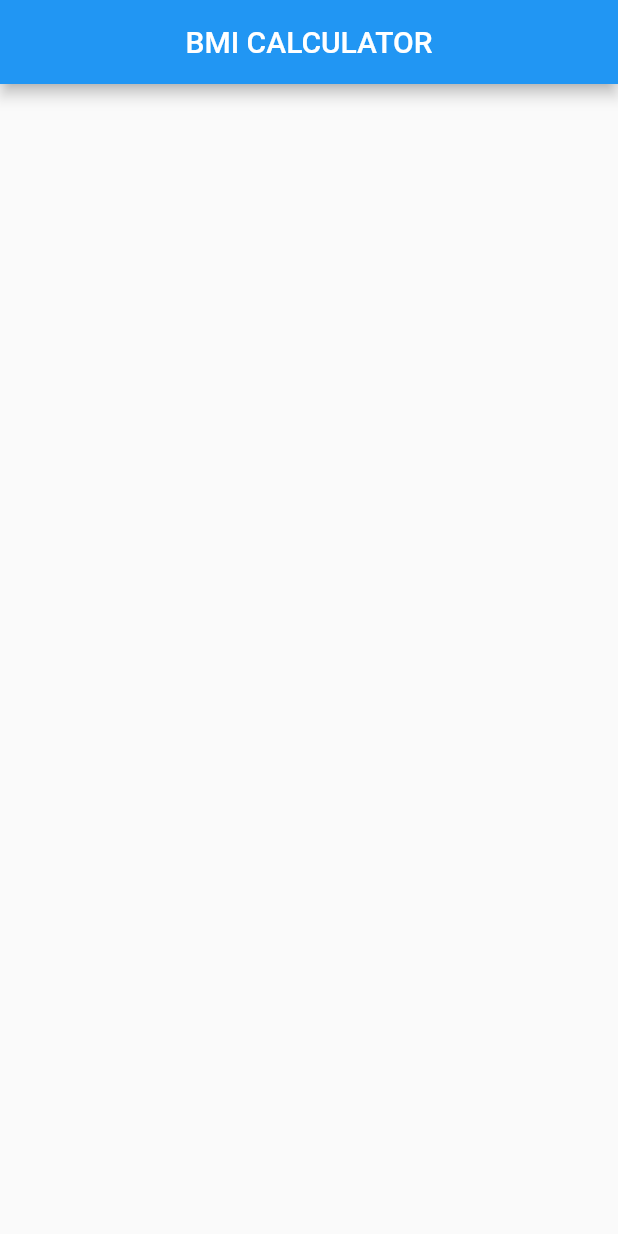
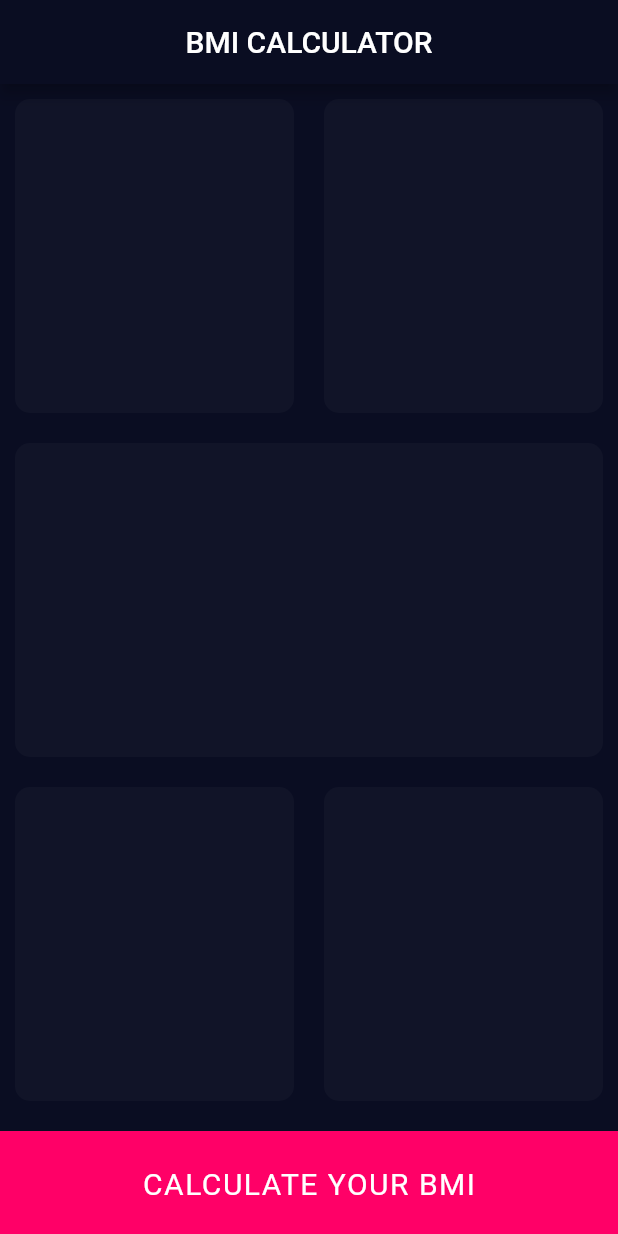
Before and after one commit to huzaifazahoorchohan/bmi_calculator, a Flutter app: the screen it shows after launch, on a phone screen of 412 x 824 dp. Run offline on Flutter 3.47's test engine with Material 2 defaults, Android fonts, the phone set to English and light mode, and no system bars.

Commit message:
redesign step 1
cards

```diff
--- a/lib/bmi_calculator.dart
+++ b/lib/bmi_calculator.dart
@@ -1,4 +1,6 @@
 import 'package:flutter/material.dart';
+
+import 'widgets/card.dart';
 
 class BMIcalculator extends StatefulWidget {
   const BMIcalculator({Key? key}) : super(key: key);
@@ -17,6 +19,43 @@ class _BMIcalculatorState extends State<BMIcalculator> {
           "BMI CALCULATOR",
         ),
       ),
+      body: Container(
+        color: const Color(0XFF0A0D22),
+        child: Column(
+          children: [
+            Expanded(
+                child: Row(
+              children: const [
+                Expanded(child: ReuseableCard()),
+                Expanded(child: ReuseableCard()),
+              ],
+            )),
+            const Expanded(child: ReuseableCard()),
+            Expanded(
+                child: Row(
+              children: const [
+                Expanded(child: ReuseableCard()),
+                Expanded(child: ReuseableCard()),
+              ],
+            )),
+            Container(
+              margin: const EdgeInsets.only(top: 10.0),
+              color: const Color(0XFFFF0067),
+              width: double.infinity,
+              height: 70.0,
+              child: const Center(
+                  child: Text(
+                "CALCULATE YOUR BMI",
+                style: TextStyle(
+                  color: Colors.white,
+                  fontSize: 20.0,
+                  letterSpacing: 1.0,
+                ),
+              )),
+            )
+          ],
+        ),
+      ),
     );
   }
 }
--- a/lib/main.dart
+++ b/lib/main.dart
@@ -10,10 +10,14 @@ class MyApp extends StatelessWidget {
 
   @override
   Widget build(BuildContext context) {
-    return const MaterialApp(
+    return MaterialApp(
+      theme: ThemeData(
+          colorScheme: const ColorScheme.light().copyWith(
+        primary: const Color(0XFF0A0D22),
+      )),
       debugShowCheckedModeBanner: false,
       title: "BMI CALCULATOR",
-      home: BMIcalculator(),
+      home: const BMIcalculator(),
     );
   }
 }
--- /dev/null
+++ b/lib/widgets/card.dart
@@ -0,0 +1,18 @@
+import 'package:flutter/material.dart';
+
+class ReuseableCard extends StatelessWidget {
+  const ReuseableCard({
+    Key? key,
+  }) : super(key: key);
+
+  @override
+  Widget build(BuildContext context) {
+    return Container(
+      margin: const EdgeInsets.all(10.0),
+      decoration: BoxDecoration(
+        borderRadius: BorderRadius.circular(10.0),
+        color: const Color(0XFF111428),
+      ),
+    );
+  }
+}
```
